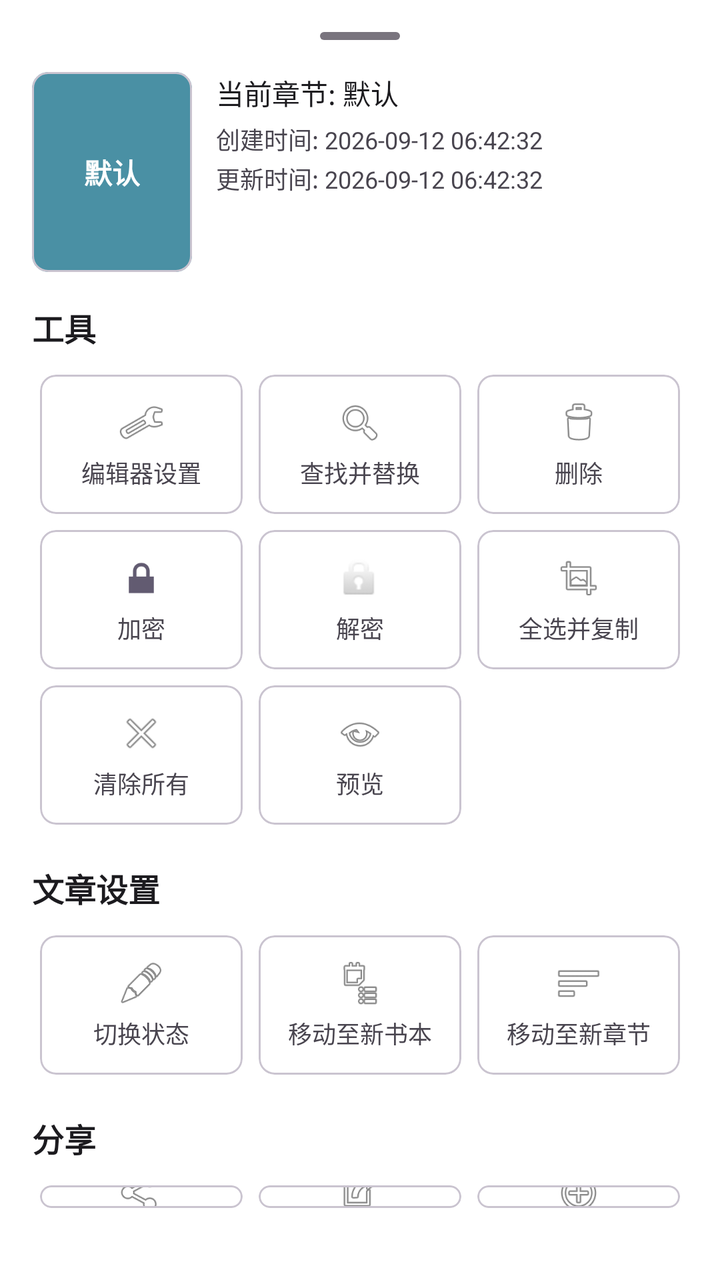
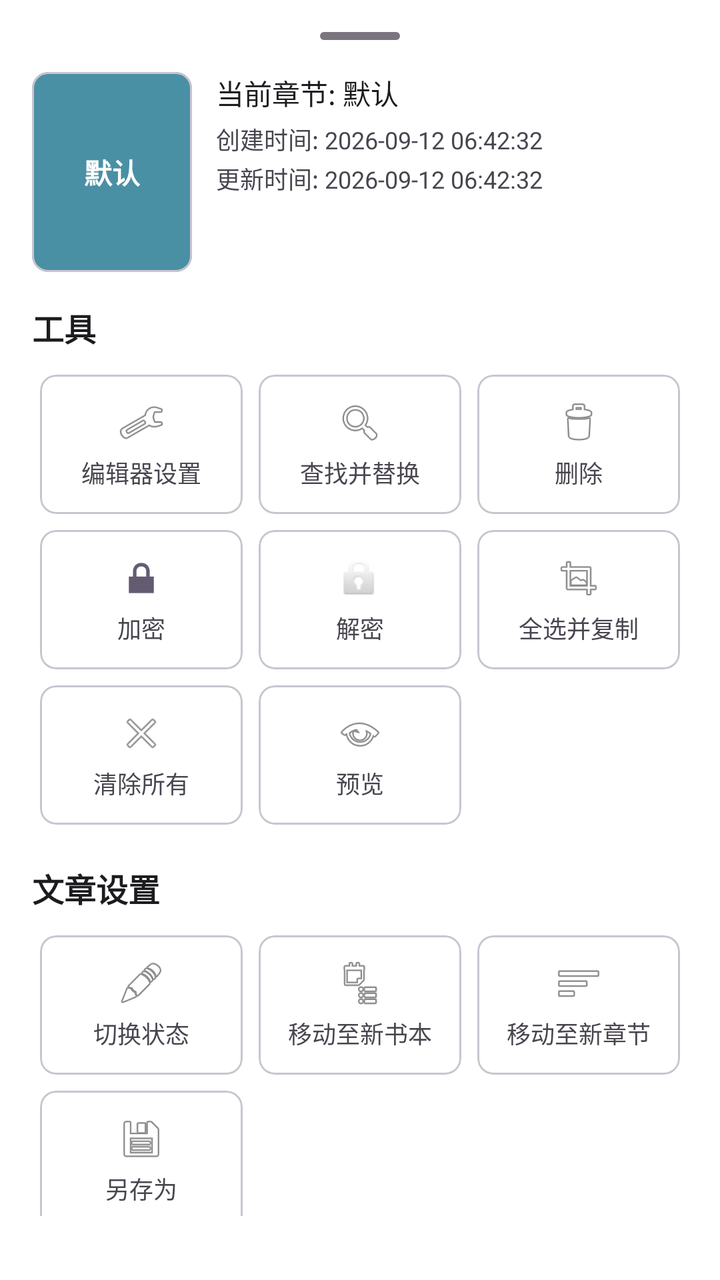

Compare the two renders of this Android layout. The source of the first and the diff that turns it into the second are given below.
<!-- AndroidManifest.xml: application theme Theme.MiaodiNote -->
<!-- res/layout/bottom_sheet_edit_options.xml -->
<?xml version="1.0" encoding="utf-8"?>
<LinearLayout xmlns:android="http://schemas.android.com/apk/res/android"
    xmlns:app="http://schemas.android.com/apk/res-auto"
    android:layout_width="match_parent"
    android:layout_height="wrap_content"
    android:orientation="vertical"
    android:padding="16dp"
    android:background="?attr/colorSurface">

    <View
        android:layout_width="40dp"
        android:layout_height="4dp"
        android:layout_gravity="center"
        android:background="@drawable/bg_sheet_handle"
        android:layout_marginBottom="16dp" />

    
    <LinearLayout
        android:layout_width="match_parent"
        android:layout_height="wrap_content"
        android:orientation="horizontal"
        android:layout_marginBottom="16dp">

        <com.google.android.material.card.MaterialCardView
            android:layout_width="80dp"
            android:layout_height="100dp"
            app:cardCornerRadius="8dp"
            app:cardBackgroundColor="?attr/colorPrimary"
            android:layout_marginEnd="12dp">

            <TextView
                android:id="@+id/tvChapterCard"
                android:layout_width="wrap_content"
                android:layout_height="wrap_content"
                android:layout_gravity="center"
                android:text="默认"
                android:textColor="@android:color/white"
                android:textSize="14sp"
                android:textStyle="bold" />
        </com.google.android.material.card.MaterialCardView>

        <LinearLayout
            android:layout_width="0dp"
            android:layout_height="wrap_content"
            android:layout_weight="1"
            android:orientation="vertical"
            android:gravity="center_vertical">

            <TextView
                android:id="@+id/tvChapterName"
                android:layout_width="wrap_content"
                android:layout_height="wrap_content"
                android:text="当前章节: 默认"
                android:textSize="14sp"
                android:textColor="?attr/colorOnSurface"
                android:layout_marginBottom="4dp" />

            <TextView
                android:id="@+id/tvCreateTime"
                android:layout_width="wrap_content"
                android:layout_height="wrap_content"
                android:text="创建时间: 2026-09-12 06:42:32"
                android:textSize="12sp"
                android:textColor="?attr/colorOnSurfaceVariant"
                android:layout_marginBottom="2dp" />

            <TextView
                android:id="@+id/tvUpdateTime"
                android:layout_width="wrap_content"
                android:layout_height="wrap_content"
                android:text="更新时间: 2026-09-12 06:42:32"
                android:textSize="12sp"
                android:textColor="?attr/colorOnSurfaceVariant" />
        </LinearLayout>
    </LinearLayout>

    
    <TextView
        android:layout_width="wrap_content"
        android:layout_height="wrap_content"
        android:text="工具"
        android:textSize="16sp"
        android:textStyle="bold"
        android:textColor="?attr/colorOnSurface"
        android:layout_marginBottom="8dp" />

    <GridLayout
        android:layout_width="match_parent"
        android:layout_height="wrap_content"
        android:columnCount="3"
        android:layout_marginBottom="16dp">

        <com.google.android.material.card.MaterialCardView
            android:id="@+id/btnEditorSettings"
            android:layout_width="0dp"
            android:layout_height="wrap_content"
            android:layout_columnWeight="1"
            android:layout_margin="4dp"
            app:cardCornerRadius="8dp"
            app:cardElevation="0dp"
            app:strokeWidth="1dp"
            app:strokeColor="?attr/colorOutlineVariant">

            <LinearLayout
                android:layout_width="match_parent"
                android:layout_height="wrap_content"
                android:orientation="vertical"
                android:gravity="center"
                android:padding="12dp">
                <ImageView
                    android:layout_width="24dp"
                    android:layout_height="24dp"
                    android:src="@android:drawable/ic_menu_preferences"
                    android:contentDescription="编辑器设置" />
                <TextView
                    android:layout_width="wrap_content"
                    android:layout_height="wrap_content"
                    android:layout_marginTop="4dp"
                    android:text="编辑器设置"
                    android:textSize="12sp" />
            </LinearLayout>
        </com.google.android.material.card.MaterialCardView>

        <com.google.android.material.card.MaterialCardView
            android:id="@+id/btnFindReplace"
            android:layout_width="0dp"
            android:layout_height="wrap_content"
            android:layout_columnWeight="1"
            android:layout_margin="4dp"
            app:cardCornerRadius="8dp"
            app:cardElevation="0dp"
            app:strokeWidth="1dp"
            app:strokeColor="?attr/colorOutlineVariant">

            <LinearLayout
                android:layout_width="match_parent"
                android:layout_height="wrap_content"
                android:orientation="vertical"
                android:gravity="center"
                android:padding="12dp">
                <ImageView
                    android:layout_width="24dp"
                    android:layout_height="24dp"
                    android:src="@android:drawable/ic_menu_search"
                    android:contentDescription="查找并替换" />
                <TextView
                    android:layout_width="wrap_content"
                    android:layout_height="wrap_content"
                    android:layout_marginTop="4dp"
                    android:text="查找并替换"
                    android:textSize="12sp" />
            </LinearLayout>
        </com.google.android.material.card.MaterialCardView>

        <com.google.android.material.card.MaterialCardView
            android:id="@+id/btnDelete"
            android:layout_width="0dp"
            android:layout_height="wrap_content"
            android:layout_columnWeight="1"
            android:layout_margin="4dp"
            app:cardCornerRadius="8dp"
            app:cardElevation="0dp"
            app:strokeWidth="1dp"
            app:strokeColor="?attr/colorOutlineVariant">

            <LinearLayout
                android:layout_width="match_parent"
                android:layout_height="wrap_content"
                android:orientation="vertical"
                android:gravity="center"
                android:padding="12dp">
                <ImageView
                    android:layout_width="24dp"
                    android:layout_height="24dp"
                    android:src="@android:drawable/ic_menu_delete"
                    android:contentDescription="删除" />
                <TextView
                    android:layout_width="wrap_content"
                    android:layout_height="wrap_content"
                    android:layout_marginTop="4dp"
                    android:text="删除"
                    android:textSize="12sp" />
            </LinearLayout>
        </com.google.android.material.card.MaterialCardView>

        <com.google.android.material.card.MaterialCardView
            android:id="@+id/btnEncrypt"
            android:layout_width="0dp"
            android:layout_height="wrap_content"
            android:layout_columnWeight="1"
            android:layout_margin="4dp"
            app:cardCornerRadius="8dp"
            app:cardElevation="0dp"
            app:strokeWidth="1dp"
            app:strokeColor="?attr/colorOutlineVariant">

            <LinearLayout
                android:layout_width="match_parent"
                android:layout_height="wrap_content"
                android:orientation="vertical"
                android:gravity="center"
                android:padding="12dp">
                <ImageView
                    android:layout_width="24dp"
                    android:layout_height="24dp"
                    android:src="@android:drawable/ic_lock_lock"
                    android:contentDescription="加密" />
                <TextView
                    android:layout_width="wrap_content"
                    android:layout_height="wrap_content"
                    android:layout_marginTop="4dp"
                    android:text="加密"
                    android:textSize="12sp" />
            </LinearLayout>
        </com.google.android.material.card.MaterialCardView>

        <com.google.android.material.card.MaterialCardView
            android:id="@+id/btnDecrypt"
            android:layout_width="0dp"
            android:layout_height="wrap_content"
            android:layout_columnWeight="1"
            android:layout_margin="4dp"
            app:cardCornerRadius="8dp"
            app:cardElevation="0dp"
            app:strokeWidth="1dp"
            app:strokeColor="?attr/colorOutlineVariant">

            <LinearLayout
                android:layout_width="match_parent"
                android:layout_height="wrap_content"
                android:orientation="vertical"
                android:gravity="center"
                android:padding="12dp">
                <ImageView
                    android:layout_width="24dp"
                    android:layout_height="24dp"
                    android:src="@android:drawable/ic_lock_idle_lock"
                    android:contentDescription="解密" />
                <TextView
                    android:layout_width="wrap_content"
                    android:layout_height="wrap_content"
                    android:layout_marginTop="4dp"
                    android:text="解密"
                    android:textSize="12sp" />
            </LinearLayout>
        </com.google.android.material.card.MaterialCardView>

        <com.google.android.material.card.MaterialCardView
            android:id="@+id/btnSelectAllCopy"
            android:layout_width="0dp"
            android:layout_height="wrap_content"
            android:layout_columnWeight="1"
            android:layout_margin="4dp"
            app:cardCornerRadius="8dp"
            app:cardElevation="0dp"
            app:strokeWidth="1dp"
            app:strokeColor="?attr/colorOutlineVariant">

            <LinearLayout
                android:layout_width="match_parent"
                android:layout_height="wrap_content"
                android:orientation="vertical"
                android:gravity="center"
                android:padding="12dp">
                <ImageView
                    android:layout_width="24dp"
                    android:layout_height="24dp"
                    android:src="@android:drawable/ic_menu_crop"
                    android:contentDescription="全选并复制" />
                <TextView
                    android:layout_width="wrap_content"
                    android:layout_height="wrap_content"
                    android:layout_marginTop="4dp"
                    android:text="全选并复制"
                    android:textSize="12sp" />
            </LinearLayout>
        </com.google.android.material.card.MaterialCardView>

        <com.google.android.material.card.MaterialCardView
            android:id="@+id/btnClearAll"
            android:layout_width="0dp"
            android:layout_height="wrap_content"
            android:layout_columnWeight="1"
            android:layout_margin="4dp"
            app:cardCornerRadius="8dp"
            app:cardElevation="0dp"
            app:strokeWidth="1dp"
            app:strokeColor="?attr/colorOutlineVariant">

            <LinearLayout
                android:layout_width="match_parent"
                android:layout_height="wrap_content"
                android:orientation="vertical"
                android:gravity="center"
                android:padding="12dp">
                <ImageView
                    android:layout_width="24dp"
                    android:layout_height="24dp"
                    android:src="@android:drawable/ic_menu_close_clear_cancel"
                    android:contentDescription="清除所有" />
                <TextView
                    android:layout_width="wrap_content"
                    android:layout_height="wrap_content"
                    android:layout_marginTop="4dp"
                    android:text="清除所有"
                    android:textSize="12sp" />
            </LinearLayout>
        </com.google.android.material.card.MaterialCardView>

        <com.google.android.material.card.MaterialCardView
            android:id="@+id/btnPreview"
            android:layout_width="0dp"
            android:layout_height="wrap_content"
            android:layout_columnWeight="1"
            android:layout_margin="4dp"
            app:cardCornerRadius="8dp"
            app:cardElevation="0dp"
            app:strokeWidth="1dp"
            app:strokeColor="?attr/colorOutlineVariant">

            <LinearLayout
                android:layout_width="match_parent"
                android:layout_height="wrap_content"
                android:orientation="vertical"
                android:gravity="center"
                android:padding="12dp">
                <ImageView
                    android:layout_width="24dp"
                    android:layout_height="24dp"
                    android:src="@android:drawable/ic_menu_view"
                    android:contentDescription="预览" />
                <TextView
                    android:layout_width="wrap_content"
                    android:layout_height="wrap_content"
                    android:layout_marginTop="4dp"
                    android:text="预览"
                    android:textSize="12sp" />
            </LinearLayout>
        </com.google.android.material.card.MaterialCardView>
    </GridLayout>

    
    <TextView
        android:layout_width="wrap_content"
        android:layout_height="wrap_content"
        android:text="文章设置"
        android:textSize="16sp"
        android:textStyle="bold"
        android:textColor="?attr/colorOnSurface"
        android:layout_marginBottom="8dp" />

    <GridLayout
        android:layout_width="match_parent"
        android:layout_height="wrap_content"
        android:columnCount="3"
        android:layout_marginBottom="16dp">

        <com.google.android.material.card.MaterialCardView
            android:id="@+id/btnSwitchStatus"
            android:layout_width="0dp"
            android:layout_height="wrap_content"
            android:layout_columnWeight="1"
            android:layout_margin="4dp"
            app:cardCornerRadius="8dp"
            app:cardElevation="0dp"
            app:strokeWidth="1dp"
            app:strokeColor="?attr/colorOutlineVariant">

            <LinearLayout
                android:layout_width="match_parent"
                android:layout_height="wrap_content"
                android:orientation="vertical"
                android:gravity="center"
                android:padding="12dp">
                <ImageView
                    android:layout_width="24dp"
                    android:layout_height="24dp"
                    android:src="@android:drawable/ic_menu_edit"
                    android:contentDescription="切换状态" />
                <TextView
                    android:layout_width="wrap_content"
                    android:layout_height="wrap_content"
                    android:layout_marginTop="4dp"
                    android:text="切换状态"
                    android:textSize="12sp" />
            </LinearLayout>
        </com.google.android.material.card.MaterialCardView>

        <com.google.android.material.card.MaterialCardView
            android:id="@+id/btnMoveToBook"
            android:layout_width="0dp"
            android:layout_height="wrap_content"
            android:layout_columnWeight="1"
            android:layout_margin="4dp"
            app:cardCornerRadius="8dp"
            app:cardElevation="0dp"
            app:strokeWidth="1dp"
            app:strokeColor="?attr/colorOutlineVariant">

            <LinearLayout
                android:layout_width="match_parent"
                android:layout_height="wrap_content"
                android:orientation="vertical"
                android:gravity="center"
                android:padding="12dp">
                <ImageView
                    android:layout_width="24dp"
                    android:layout_height="24dp"
                    android:src="@android:drawable/ic_menu_agenda"
                    android:contentDescription="移动文章至新书本" />
                <TextView
                    android:layout_width="wrap_content"
                    android:layout_height="wrap_content"
                    android:layout_marginTop="4dp"
                    android:text="移动至新书本"
                    android:textSize="12sp" />
            </LinearLayout>
        </com.google.android.material.card.MaterialCardView>

        <com.google.android.material.card.MaterialCardView
            android:id="@+id/btnMoveToChapter"
            android:layout_width="0dp"
            android:layout_height="wrap_content"
            android:layout_columnWeight="1"
            android:layout_margin="4dp"
            app:cardCornerRadius="8dp"
            app:cardElevation="0dp"
            app:strokeWidth="1dp"
            app:strokeColor="?attr/colorOutlineVariant">

            <LinearLayout
                android:layout_width="match_parent"
                android:layout_height="wrap_content"
                android:orientation="vertical"
                android:gravity="center"
                android:padding="12dp">
                <ImageView
                    android:layout_width="24dp"
                    android:layout_height="24dp"
                    android:src="@android:drawable/ic_menu_sort_by_size"
                    android:contentDescription="移动文章至新章节" />
                <TextView
                    android:layout_width="wrap_content"
                    android:layout_height="wrap_content"
                    android:layout_marginTop="4dp"
                    android:text="移动至新章节"
                    android:textSize="12sp" />
            </LinearLayout>
        </com.google.android.material.card.MaterialCardView>
    </GridLayout>

    
    <TextView
        android:layout_width="wrap_content"
        android:layout_height="wrap_content"
        android:text="分享"
        android:textSize="16sp"
        android:textStyle="bold"
        android:textColor="?attr/colorOnSurface"
        android:layout_marginBottom="8dp" />

    <GridLayout
        android:layout_width="match_parent"
        android:layout_height="wrap_content"
        android:columnCount="3"
        android:layout_marginBottom="16dp">

        <com.google.android.material.card.MaterialCardView
            android:id="@+id/btnShareQuote"
            android:layout_width="0dp"
            android:layout_height="wrap_content"
            android:layout_columnWeight="1"
            android:layout_margin="4dp"
            app:cardCornerRadius="8dp"
            app:cardElevation="0dp"
            app:strokeWidth="1dp"
            app:strokeColor="?attr/colorOutlineVariant">

            <LinearLayout
                android:layout_width="match_parent"
                android:layout_height="wrap_content"
                android:orientation="vertical"
                android:gravity="center"
                android:padding="12dp">
                <ImageView
                    android:layout_width="24dp"
                    android:layout_height="24dp"
                    android:src="@android:drawable/ic_menu_share"
                    android:contentDescription="分享到一言" />
                <TextView
                    android:layout_width="wrap_content"
                    android:layout_height="wrap_content"
                    android:layout_marginTop="4dp"
                    android:text="分享到一言"
                    android:textSize="12sp" />
            </LinearLayout>
        </com.google.android.material.card.MaterialCardView>

        <com.google.android.material.card.MaterialCardView
            android:id="@+id/btnShareLink"
            android:layout_width="0dp"
            android:layout_height="wrap_content"
            android:layout_columnWeight="1"
            android:layout_margin="4dp"
            app:cardCornerRadius="8dp"
            app:cardElevation="0dp"
            app:strokeWidth="1dp"
            app:strokeColor="?attr/colorOutlineVariant">

            <LinearLayout
                android:layout_width="match_parent"
                android:layout_height="wrap_content"
                android:orientation="vertical"
                android:gravity="center"
                android:padding="12dp">
                <ImageView
                    android:layout_width="24dp"
                    android:layout_height="24dp"
                    android:src="@android:drawable/ic_menu_set_as"
                    android:contentDescription="分享为链接" />
                <TextView
                    android:layout_width="wrap_content"
                    android:layout_height="wrap_content"
                    android:layout_marginTop="4dp"
                    android:text="分享为链接"
                    android:textSize="12sp" />
            </LinearLayout>
        </com.google.android.material.card.MaterialCardView>

        <com.google.android.material.card.MaterialCardView
            android:id="@+id/btnCollaborate"
            android:layout_width="0dp"
            android:layout_height="wrap_content"
            android:layout_columnWeight="1"
            android:layout_margin="4dp"
            app:cardCornerRadius="8dp"
            app:cardElevation="0dp"
            app:strokeWidth="1dp"
            app:strokeColor="?attr/colorOutlineVariant">

            <LinearLayout
                android:layout_width="match_parent"
                android:layout_height="wrap_content"
                android:orientation="vertical"
                android:gravity="center"
                android:padding="12dp">
                <ImageView
                    android:layout_width="24dp"
                    android:layout_height="24dp"
                    android:src="@android:drawable/ic_menu_add"
                    android:contentDescription="共享编辑" />
                <TextView
                    android:layout_width="wrap_content"
                    android:layout_height="wrap_content"
                    android:layout_marginTop="4dp"
                    android:text="共享编辑"
                    android:textSize="12sp" />
            </LinearLayout>
        </com.google.android.material.card.MaterialCardView>
    </GridLayout>

    
    <TextView
        android:layout_width="wrap_content"
        android:layout_height="wrap_content"
        android:text="导出"
        android:textSize="16sp"
        android:textStyle="bold"
        android:textColor="?attr/colorOnSurface"
        android:layout_marginBottom="8dp" />

    <GridLayout
        android:layout_width="match_parent"
        android:layout_height="wrap_content"
        android:columnCount="3">

        <com.google.android.material.card.MaterialCardView
            android:id="@+id/btnExportMd"
            android:layout_width="0dp"
            android:layout_height="wrap_content"
            android:layout_columnWeight="1"
            android:layout_margin="4dp"
            app:cardCornerRadius="8dp"
            app:cardElevation="0dp"
            app:strokeWidth="1dp"
            app:strokeColor="?attr/colorOutlineVariant">

            <LinearLayout
                android:layout_width="match_parent"
                android:layout_height="wrap_content"
                android:orientation="vertical"
                android:gravity="center"
                android:padding="12dp">
                <ImageView
                    android:layout_width="24dp"
                    android:layout_height="24dp"
                    android:src="@android:drawable/ic_menu_save"
                    android:contentDescription="另存为md" />
                <TextView
                    android:layout_width="wrap_content"
                    android:layout_height="wrap_content"
                    android:layout_marginTop="4dp"
                    android:text="另存为.md"
                    android:textSize="12sp" />
            </LinearLayout>
        </com.google.android.material.card.MaterialCardView>

        <com.google.android.material.card.MaterialCardView
            android:id="@+id/btnExportTxt"
            android:layout_width="0dp"
            android:layout_height="wrap_content"
            android:layout_columnWeight="1"
            android:layout_margin="4dp"
            app:cardCornerRadius="8dp"
            app:cardElevation="0dp"
            app:strokeWidth="1dp"
            app:strokeColor="?attr/colorOutlineVariant">

            <LinearLayout
                android:layout_width="match_parent"
                android:layout_height="wrap_content"
                android:orientation="vertical"
                android:gravity="center"
                android:padding="12dp">
                <ImageView
                    android:layout_width="24dp"
                    android:layout_height="24dp"
                    android:src="@android:drawable/ic_menu_save"
                    android:contentDescription="另存为txt" />
                <TextView
                    android:layout_width="wrap_content"
                    android:layout_height="wrap_content"
                    android:layout_marginTop="4dp"
                    android:text="另存为.txt"
                    android:textSize="12sp" />
            </LinearLayout>
        </com.google.android.material.card.MaterialCardView>

        <com.google.android.material.card.MaterialCardView
            android:id="@+id/btnExportPdf"
            android:layout_width="0dp"
            android:layout_height="wrap_content"
            android:layout_columnWeight="1"
            android:layout_margin="4dp"
            app:cardCornerRadius="8dp"
            app:cardElevation="0dp"
            app:strokeWidth="1dp"
            app:strokeColor="?attr/colorOutlineVariant">

            <LinearLayout
                android:layout_width="match_parent"
                android:layout_height="wrap_content"
                android:orientation="vertical"
                android:gravity="center"
                android:padding="12dp">
                <ImageView
                    android:layout_width="24dp"
                    android:layout_height="24dp"
                    android:src="@android:drawable/ic_menu_save"
                    android:contentDescription="另存为pdf" />
                <TextView
                    android:layout_width="wrap_content"
                    android:layout_height="wrap_content"
                    android:layout_marginTop="4dp"
                    android:text="另存为.pdf"
                    android:textSize="12sp" />
            </LinearLayout>
        </com.google.android.material.card.MaterialCardView>

        <com.google.android.material.card.MaterialCardView
            android:id="@+id/btnExportHtml"
            android:layout_width="0dp"
            android:layout_height="wrap_content"
            android:layout_columnWeight="1"
            android:layout_margin="4dp"
            app:cardCornerRadius="8dp"
            app:cardElevation="0dp"
            app:strokeWidth="1dp"
            app:strokeColor="?attr/colorOutlineVariant">

            <LinearLayout
                android:layout_width="match_parent"
                android:layout_height="wrap_content"
                android:orientation="vertical"
                android:gravity="center"
                android:padding="12dp">
                <ImageView
                    android:layout_width="24dp"
                    android:layout_height="24dp"
                    android:src="@android:drawable/ic_menu_save"
                    android:contentDescription="另存为html" />
                <TextView
                    android:layout_width="wrap_content"
                    android:layout_height="wrap_content"
                    android:layout_marginTop="4dp"
                    android:text="另存为.html"
                    android:textSize="12sp" />
            </LinearLayout>
        </com.google.android.material.card.MaterialCardView>

        <com.google.android.material.card.MaterialCardView
            android:id="@+id/btnExportImage"
            android:layout_width="0dp"
            android:layout_height="wrap_content"
            android:layout_columnWeight="1"
            android:layout_margin="4dp"
            app:cardCornerRadius="8dp"
            app:cardElevation="0dp"
            app:strokeWidth="1dp"
            app:strokeColor="?attr/colorOutlineVariant">

            <LinearLayout
                android:layout_width="match_parent"
                android:layout_height="wrap_content"
                android:orientation="vertical"
                android:gravity="center"
                android:padding="12dp">
                <ImageView
                    android:layout_width="24dp"
                    android:layout_height="24dp"
                    android:src="@android:drawable/ic_menu_gallery"
                    android:contentDescription="另存为图片" />
                <TextView
                    android:layout_width="wrap_content"
                    android:layout_height="wrap_content"
                    android:layout_marginTop="4dp"
                    android:text="另存为图片"
                    android:textSize="12sp" />
            </LinearLayout>
        </com.google.android.material.card.MaterialCardView>

        <com.google.android.material.card.MaterialCardView
            android:id="@+id/btnExportPreview"
            android:layout_width="0dp"
            android:layout_height="wrap_content"
            android:layout_columnWeight="1"
            android:layout_margin="4dp"
            app:cardCornerRadius="8dp"
            app:cardElevation="0dp"
            app:strokeWidth="1dp"
            app:strokeColor="?attr/colorOutlineVariant">

            <LinearLayout
                android:layout_width="match_parent"
                android:layout_height="wrap_content"
                android:orientation="vertical"
                android:gravity="center"
                android:padding="12dp">
                <ImageView
                    android:layout_width="24dp"
                    android:layout_height="24dp"
                    android:src="@android:drawable/ic_menu_view"
                    android:contentDescription="导出预览图" />
                <TextView
                    android:layout_width="wrap_content"
                    android:layout_height="wrap_content"
                    android:layout_marginTop="4dp"
                    android:text="导出预览图"
                    android:textSize="12sp" />
            </LinearLayout>
        </com.google.android.material.card.MaterialCardView>
    </GridLayout>
</LinearLayout>
<!-- resources referenced by this layout -->
<resources>
  <!-- drawable bg_sheet_handle (drawable) -->
  <?xml version="1.0" encoding="utf-8"?>
  <shape xmlns:android="http://schemas.android.com/apk/res/android"
      android:shape="rectangle">
      <solid android:color="?attr/colorOutline" />
      <corners android:radius="2dp" />
  </shape>
  <style name="Theme.MiaodiNote" parent="Theme.Material3.Light.NoActionBar">
          <item name="colorPrimary">@color/primary</item>
          <item name="colorOnPrimary">@android:color/white</item>
          <item name="colorPrimaryContainer">@color/primary</item>
          <item name="colorOnPrimaryContainer">@android:color/white</item>
          <item name="colorSecondaryContainer">@color/amber</item>
          <item name="colorOnSecondaryContainer">@android:color/white</item>
          <item name="colorSurface">@color/surface</item>
          <item name="colorOnSurface">@color/on_surface</item>
          <item name="colorOnSurfaceVariant">@color/on_surface_variant</item>
          <item name="colorOutline">@color/outline</item>
          <item name="colorOutlineVariant">@color/outline_variant</item>
          <item name="android:statusBarColor">@color/primary_dark</item>
          <item name="android:navigationBarColor">@color/surface</item>
      </style>
  <color name="primary">#4A90A4</color>
  <color name="amber">#FFB300</color>
  <color name="surface">#FFFFFF</color>
  <color name="on_surface">#1C1B1F</color>
  <color name="on_surface_variant">#49454F</color>
  <color name="outline">#79747E</color>
  <color name="outline_variant">#CAC4D0</color>
  <color name="primary_dark">#3D7A8C</color>
</resources>

<!-- the commit's change to res/layout/bottom_sheet_edit_options.xml (unified diff, before → after) -->
@@ -447,6 +447,37 @@
                     android:textSize="12sp" />
             </LinearLayout>
         </com.google.android.material.card.MaterialCardView>
+        <com.google.android.material.card.MaterialCardView
+            android:id="@+id/btnSaveAs"
+            android:layout_width="0dp"
+            android:layout_height="wrap_content"
+            android:layout_columnWeight="1"
+            android:layout_margin="4dp"
+            app:cardCornerRadius="8dp"
+            app:cardElevation="0dp"
+            app:strokeWidth="1dp"
+            app:strokeColor="?attr/colorOutlineVariant">
+
+            <LinearLayout
+                android:layout_width="match_parent"
+                android:layout_height="wrap_content"
+                android:orientation="vertical"
+                android:gravity="center"
+                android:padding="12dp">
+                <ImageView
+                    android:layout_width="24dp"
+                    android:layout_height="24dp"
+                    android:src="@android:drawable/ic_menu_save"
+                    android:contentDescription="另存为" />
+                <TextView
+                    android:layout_width="wrap_content"
+                    android:layout_height="wrap_content"
+                    android:layout_marginTop="4dp"
+                    android:text="另存为"
+                    android:textSize="12sp" />
+            </LinearLayout>
+        </com.google.android.material.card.MaterialCardView>
+
     </GridLayout>
 
     
